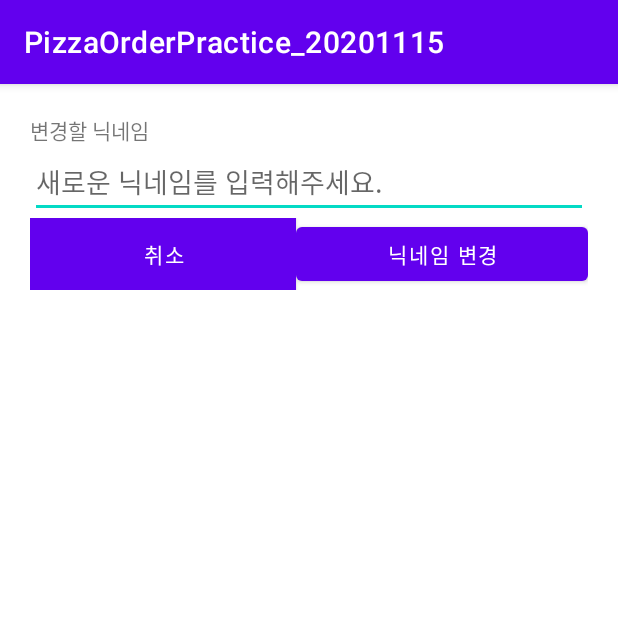
After one commit to KIMHAUN/PizzaOrderPractice_20201115, an Android app: the EditNickNameActivity screen opened directly, with no data from a screen before it, on a phone screen of 412 x 824 dp, the top half of it. The commit adds this screen. Run offline under Robolectric (Android 15) with nearby library versions, the phone set to English and light mode, and no system bars.

Commit message:
닉네임 화면으로 이동

```diff
--- a/app/src/main/AndroidManifest.xml
+++ b/app/src/main/AndroidManifest.xml
@@ -13,7 +13,8 @@
         android:supportsRtl="true"
         android:theme="@style/Theme.PizzaOrderPractice_20201115"
         android:usesCleartextTraffic="true">
-        <activity android:name=".ViewPizzaStoreDetailActivity"></activity>
+        <activity android:name=".EditNickNameActivity"></activity>
+        <activity android:name=".ViewPizzaStoreDetailActivity" />
         <activity
             android:name=".SplashActivity"
             android:theme="@style/Theme.MaterialComponents.DayNight.NoActionBar">
@@ -23,7 +24,7 @@
                 <category android:name="android.intent.category.LAUNCHER" />
             </intent-filter>
         </activity>
-        <activity android:name=".MainActivity"></activity>
+        <activity android:name=".MainActivity" />
     </application>
 
 </manifest>
--- /dev/null
+++ b/app/src/main/java/kr/co/neoplus/pizzaorderpractice_20201115/EditNickNameActivity.kt
@@ -0,0 +1,20 @@
+package kr.co.neoplus.pizzaorderpractice_20201115
+
+import androidx.appcompat.app.AppCompatActivity
+import android.os.Bundle
+
+class EditNickNameActivity : BaseActivity() {
+
+    override fun onCreate(savedInstanceState: Bundle?) {
+        super.onCreate(savedInstanceState)
+        setContentView(R.layout.activity_edit_nick_name)
+
+        setupEvents()
+        setValues()
+    }
+    override fun setupEvents() {
+    }
+
+    override fun setValues() {
+    }
+}
--- a/app/src/main/java/kr/co/neoplus/pizzaorderpractice_20201115/fragments/MyInfo.kt
+++ b/app/src/main/java/kr/co/neoplus/pizzaorderpractice_20201115/fragments/MyInfo.kt
@@ -1,10 +1,16 @@
 package kr.co.neoplus.pizzaorderpractice_20201115.fragments
 
+import android.content.Intent
 import android.os.Bundle
 import android.view.LayoutInflater
 import android.view.View
 import android.view.ViewGroup
 import androidx.fragment.app.Fragment
+import com.bumptech.glide.Glide
+import kotlinx.android.synthetic.main.activity_edit_nick_name.*
+import kotlinx.android.synthetic.main.activity_view_pizza_store_detail.*
+import kotlinx.android.synthetic.main.fragment_myinfo.*
+import kr.co.neoplus.pizzaorderpractice_20201115.EditNickNameActivity
 import kr.co.neoplus.pizzaorderpractice_20201115.R
 
 class MyInfo : Fragment() {
@@ -13,7 +19,26 @@ class MyInfo : Fragment() {
         container: ViewGroup?,
         savedInstanceState: Bundle?
     ): View? {
+
+
         return inflater.inflate(R.layout.fragment_myinfo, container, false)
 
     }
+
+    override fun onActivityCreated(savedInstanceState: Bundle?) {
+        super.onActivityCreated(savedInstanceState)
+
+        Glide.with(context!!).load("https://encrypted-tbn0.gstatic.com/images?q=tbn:ANd9GcRoX6lhTZKutDXlSB0r6828aCbXuxj91BgHUg&usqp=CAU").into(myPhoto)
+
+        //닉네임 변경 화면으로 가기
+        changeNickName.setOnClickListener {
+           // val inputContent = newDataEdt.text.toString()
+            // myIntent.putExtra("newNickName", inputContent)
+            val myIntent = Intent(context!!, EditNickNameActivity::class.java)
+
+
+            startActivity(myIntent)
+        }
+
+    }
 }
--- /dev/null
+++ b/app/src/main/res/layout/activity_edit_nick_name.xml
@@ -0,0 +1,45 @@
+<?xml version="1.0" encoding="utf-8"?>
+<LinearLayout xmlns:android="http://schemas.android.com/apk/res/android"
+    xmlns:app="http://schemas.android.com/apk/res-auto"
+    xmlns:tools="http://schemas.android.com/tools"
+    android:layout_width="match_parent"
+    android:layout_height="match_parent"
+    android:orientation="vertical"
+    android:padding="20dp"
+    tools:context=".EditNickNameActivity">
+
+    <TextView
+        android:layout_width="wrap_content"
+        android:layout_height="wrap_content"
+        android:text="변경할 닉네임"/>
+
+    <EditText
+        android:id="@+id/newDataEdt"
+        android:layout_width="match_parent"
+        android:layout_height="wrap_content"
+        android:hint="새로운 닉네임를 입력해주세요." />
+
+    <LinearLayout
+        android:layout_width="match_parent"
+        android:layout_height="wrap_content"
+        android:orientation="horizontal">
+    <Button
+        android:id="@+id/cancelBtn"
+        android:layout_width="wrap_content"
+        android:layout_height="wrap_content"
+        android:background="#FF0000"
+        android:layout_weight="1"
+        android:text="취소"/>
+    <Button
+        android:id="@+id/okBtn"
+        android:layout_width="wrap_content"
+        android:layout_height="wrap_content"
+        android:layout_weight="1"
+        android:text="닉네임 변경"/>
+
+
+
+    </LinearLayout>
+
+
+</LinearLayout>
--- a/app/src/main/res/layout/fragment_myinfo.xml
+++ b/app/src/main/res/layout/fragment_myinfo.xml
@@ -3,7 +3,7 @@
     android:layout_width="match_parent"
     android:layout_height="match_parent"
     xmlns:app="http://schemas.android.com/apk/res-auto"
-    android:layout_margin="10dp"
+    android:layout_margin="20dp"
     android:orientation="vertical">
     <de.hdodenhof.circleimageview.CircleImageView
         android:id="@+id/myPhoto"
```
